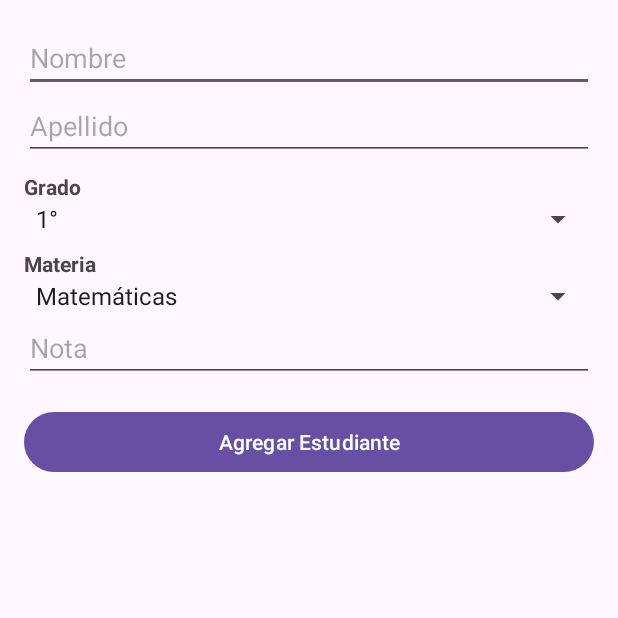
After one commit to AlbertoAlas03/Desafio-practicoII-DSM, an Android app: the AgregarEstudianteActivity screen opened directly, with no data from a screen before it, on a phone screen of 412 x 824 dp, the top half of it. The commit adds this screen. Run offline under Robolectric (Android 15) with nearby library versions, the phone set to English and light mode, and no system bars; our stand-ins replace Firebase (no records; nobody signed in at launch, a user with empty details on screens opened directly).

Commit message:
AgregarEstudianteActivity ya funcional y ListaEstudiantesActivity solo la base de momento

```diff
--- a/app/build.gradle.kts
+++ b/app/build.gradle.kts
@@ -48,6 +48,9 @@ dependencies {
     implementation(libs.androidx.credentials)
     implementation(libs.androidx.credentials.play.services.auth)
     implementation(libs.googleid)
+    implementation(libs.firebase.auth)
+    implementation(libs.firebase.database)
+    implementation(libs.firebase.firestore.ktx)
     testImplementation(libs.junit)
     androidTestImplementation(libs.androidx.junit)
     androidTestImplementation(libs.androidx.espresso.core)
--- /dev/null
+++ b/app/src/main/java/com/example/desafio_practicoii/AgregarEstudianteActivity.kt
@@ -0,0 +1,126 @@
+package com.example.desafio_practicoii
+
+import android.content.Intent
+import android.os.Bundle
+import android.view.Menu
+import android.view.MenuItem
+import android.widget.ArrayAdapter
+import android.widget.EditText
+import android.widget.Spinner
+import android.widget.Button
+import android.widget.Toast
+import androidx.activity.enableEdgeToEdge
+import androidx.appcompat.app.AlertDialog
+import androidx.appcompat.app.AppCompatActivity
+import androidx.core.view.ViewCompat
+import androidx.core.view.WindowInsetsCompat
+import com.example.desafio_practicoii.estudiante.Estudiante
+import com.google.firebase.auth.FirebaseAuth
+import com.google.firebase.database.DatabaseReference
+import com.google.firebase.database.FirebaseDatabase
+
+class AgregarEstudianteActivity : AppCompatActivity() {
+
+    private lateinit var txtNombre: EditText
+    private lateinit var txtApellido: EditText
+    private lateinit var spinnerMaterias: Spinner
+    private lateinit var spinnerGrados: Spinner
+    private lateinit var txtNota: EditText
+    private lateinit var btnGuardar: Button
+
+
+    private val db = FirebaseDatabase.getInstance().getReference("estudiantes")
+
+    override fun onCreate(savedInstanceState: Bundle?) {
+        super.onCreate(savedInstanceState)
+        setContentView(R.layout.activity_agregar_estudiante)
+        txtNombre = findViewById(R.id.txtNombre)
+        txtApellido = findViewById(R.id.txtApellido)
+        spinnerMaterias = findViewById(R.id.spinnerMaterias)
+        spinnerGrados = findViewById(R.id.spinnerGrados)
+        txtNota = findViewById(R.id.txtNota)
+        btnGuardar = findViewById(R.id.btnGuardar)
+        configurarSpinners()
+        btnGuardar.setOnClickListener {
+            guardarEstudiante()
+        }
+    }
+
+    private fun configurarSpinners() {
+        val materias = listOf("Matemáticas", "Ciencias", "Historia", "Inglés", "Sociales")
+        val grados = listOf("1°", "2°", "3°", "4°", "5°", "6°", "7°", "8°", "9°")
+
+        val adapterMaterias = ArrayAdapter(this, android.R.layout.simple_spinner_item, materias)
+        adapterMaterias.setDropDownViewResource(android.R.layout.simple_spinner_dropdown_item)
+        spinnerMaterias.adapter = adapterMaterias
+
+        val adapterGrados = ArrayAdapter(this, android.R.layout.simple_spinner_item, grados)
+        adapterGrados.setDropDownViewResource(android.R.layout.simple_spinner_dropdown_item)
+        spinnerGrados.adapter = adapterGrados
+    }
+
+    private fun guardarEstudiante() {
+        val nombre = txtNombre.text.toString().trim()
+        val apellido = txtApellido.text.toString().trim()
+        val materia = spinnerMaterias.selectedItem.toString()
+        val grado = spinnerGrados.selectedItem.toString()
+        val nota = txtNota.text.toString().trim().toDoubleOrNull()
+        val newKey = db.push().key
+        if(newKey != null) {
+            if (nombre.isEmpty() || apellido.isEmpty() || nota == null || nota > 10 || nota < 0) {
+                Toast.makeText(
+                    this,
+                    "Todos los campos son obligatorios y tienen que estar en el rango",
+                    Toast.LENGTH_SHORT
+                ).show()
+                return
+            }
+            val estudiante = Estudiante(nombre,apellido,materia,grado,nota.toString())
+            db.child(newKey).setValue(estudiante).addOnSuccessListener{
+                Toast.makeText(this,"Se guardo con exito",Toast.LENGTH_SHORT).show()
+                limpiarCampos()
+                val intent = Intent(this, MainActivity::class.java)
+                startActivity(intent)
+                finish()
+            }.addOnFailureListener{
+                Toast.makeText(this,"Error al guardar",Toast.LENGTH_SHORT).show()
+            }
+        }
+        else{
+            Toast.makeText(this,"No se pudo generar la key",Toast.LENGTH_SHORT).show()
+        }
+    }
+
+    private fun limpiarCampos() {
+        txtNombre.text.clear()
+        txtApellido.text.clear()
+        txtNota.text.clear()
+        spinnerMaterias.setSelection(0)
+        spinnerGrados.setSelection(0)
+    }
+    override fun onCreateOptionsMenu(menu: Menu?): Boolean {
+        menuInflater.inflate(R.menu.menu_main, menu)
+        return true
+    }
+
+    override fun onOptionsItemSelected(item: MenuItem): Boolean{
+        when(item.itemId){
+            R.id.sing_out -> {
+                AlertDialog.Builder(this).setTitle("Cerrar sesión").setMessage("¿Desea cerrar sesión?").setPositiveButton("Aceptar"){ dialog, which ->
+                    FirebaseAuth.getInstance().signOut().also {
+                        Toast.makeText(
+                            this,
+                            "Sesión cerrada",
+                            Toast.LENGTH_SHORT
+                        ).show()
+
+                        val intent = Intent(this, LoginActivity::class.java)
+                        startActivity(intent)
+                        finish()
+                    }
+                }.setNegativeButton("Cancelar", null).show()
+            }
+        }
+        return super.onOptionsItemSelected(item)
+    }
+}
--- /dev/null
+++ b/app/src/main/res/layout/activity_agregar_estudiante.xml
@@ -0,0 +1,69 @@
+<?xml version="1.0" encoding="utf-8"?>
+<LinearLayout
+    xmlns:android="http://schemas.android.com/apk/res/android"
+    xmlns:app="http://schemas.android.com/apk/res-auto"
+    xmlns:tools="http://schemas.android.com/tools"
+    android:layout_width="match_parent"
+    android:layout_height="match_parent"
+    android:id="@+id/main"
+    android:orientation="vertical"
+    android:padding="16dp"
+    tools:context=".AgregarEstudianteActivity">
+
+    <EditText
+        android:id="@+id/txtNombre"
+        android:layout_width="match_parent"
+        android:layout_height="wrap_content"
+        android:hint="@string/agregarNombre"
+        android:inputType="textPersonName"/>
+
+    <EditText
+        android:id="@+id/txtApellido"
+        android:layout_width="match_parent"
+        android:layout_height="wrap_content"
+        android:hint="@string/agregarApellido"
+        android:inputType="textPersonName"/>
+
+    <TextView
+        android:layout_width="wrap_content"
+        android:layout_height="wrap_content"
+        android:text="@string/agregarGrado"
+        android:textStyle="bold"
+        android:paddingTop="8dp"/>
+
+    <Spinner
+        android:id="@+id/spinnerGrados"
+        android:layout_width="match_parent"
+        android:layout_height="wrap_content"/>
+
+    <TextView
+        android:layout_width="wrap_content"
+        android:layout_height="wrap_content"
+        android:text="@string/agregarMateria"
+        android:textStyle="bold"
+        android:paddingTop="8dp"/>
+
+    <Spinner
+        android:id="@+id/spinnerMaterias"
+        android:layout_width="match_parent"
+        android:layout_height="wrap_content"/>
+
+
+
+    <EditText
+        android:id="@+id/txtNota"
+        android:layout_width="match_parent"
+        android:layout_height="wrap_content"
+        android:hint="@string/agregarNota"
+        android:inputType="numberDecimal"/>
+
+
+    <Button
+        android:id="@+id/btnGuardar"
+        android:layout_width="match_parent"
+        android:layout_height="wrap_content"
+        android:text="@string/agregarGuardar"
+        android:textColor="@android:color/white"
+        android:layout_marginTop="16dp"/>
+
+</LinearLayout>
--- a/app/src/main/res/values/strings.xml
+++ b/app/src/main/res/values/strings.xml
@@ -10,4 +10,12 @@
     <string name="txtRegister">Regístrate</string>
     <string name="name">Colegio Don Bosco</string>
     <string name="sing_out">Cerrar sesión</string>
+    <string name="agregarNombre">Nombre</string>
+    <string name="agregarApellido">Apellido</string>
+    <string name="agregarNota">Nota</string>
+    <string name="agregarGrado">Grado</string>
+    <string name="agregarMateria">Materia</string>
+    <string name="agregarGuardar">Agregar Estudiante</string>
+    <string name="mainAgregar">Agregar estudiante</string>
+    <string name="mainListar">Lista de estudiantes</string>
 </resources>
--- a/gradle/libs.versions.toml
+++ b/gradle/libs.versions.toml
@@ -14,6 +14,9 @@ firebaseBom = "33.0.0"
 credentials = "1.5.0"
 credentialsPlayServicesAuth = "1.5.0"
 googleid = "1.1.1"
+firebaseAuth = "23.2.0"
+firebaseDatabase = "21.0.0"
+firebaseFirestoreKtx = "25.1.3"
 
 [libraries]
 androidx-core-ktx = { group = "androidx.core", name = "core-ktx", version.ref = "coreKtx" }
@@ -28,6 +31,9 @@ firebase-bom = { group = "com.google.firebase", name = "firebase-bom", version.r
 androidx-credentials = { group = "androidx.credentials", name = "credentials", version.ref = "credentials" }
 androidx-credentials-play-services-auth = { group = "androidx.credentials", name = "credentials-play-services-auth", version.ref = "credentialsPlayServicesAuth" }
 googleid = { group = "com.google.android.libraries.identity.googleid", name = "googleid", version.ref = "googleid" }
+firebase-auth = { group = "com.google.firebase", name = "firebase-auth", version.ref = "firebaseAuth" }
+firebase-database = { group = "com.google.firebase", name = "firebase-database", version.ref = "firebaseDatabase" }
+firebase-firestore-ktx = { group = "com.google.firebase", name = "firebase-firestore-ktx", version.ref = "firebaseFirestoreKtx" }
 
 [plugins]
 android-application = { id = "com.android.application", version.ref = "agp" }
```
Also changed, not shown: app/src/main/AndroidManifest.xml (+8 -3 lines), app/src/main/java/com/example/desafio_practicoii/ListaEstudiantesActivity.kt (added, +20 -0 lines), app/src/main/java/com/example/desafio_practicoii/MainActivity.kt (+15 -6 lines), app/src/main/java/com/example/desafio_practicoii/estudiante/Estudiante.kt (added, +32 -0 lines), app/src/main/res/layout/activity_lista_estudiantes.xml (added, +10 -0 lines), app/src/main/res/layout/activity_main.xml (+19 -17 lines), 1 other file.
